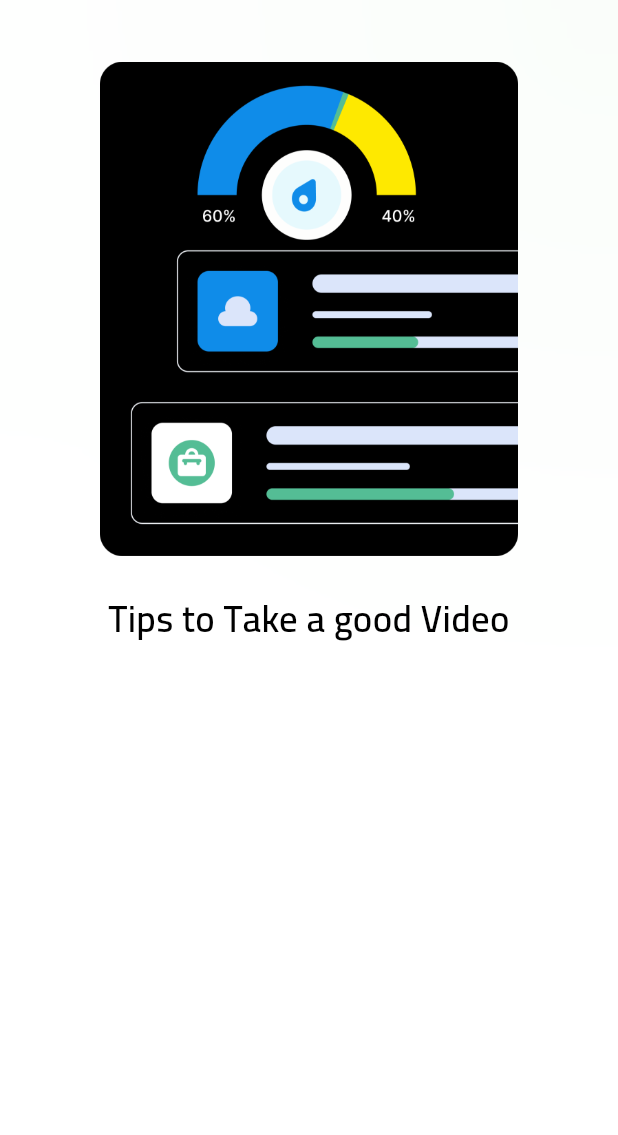
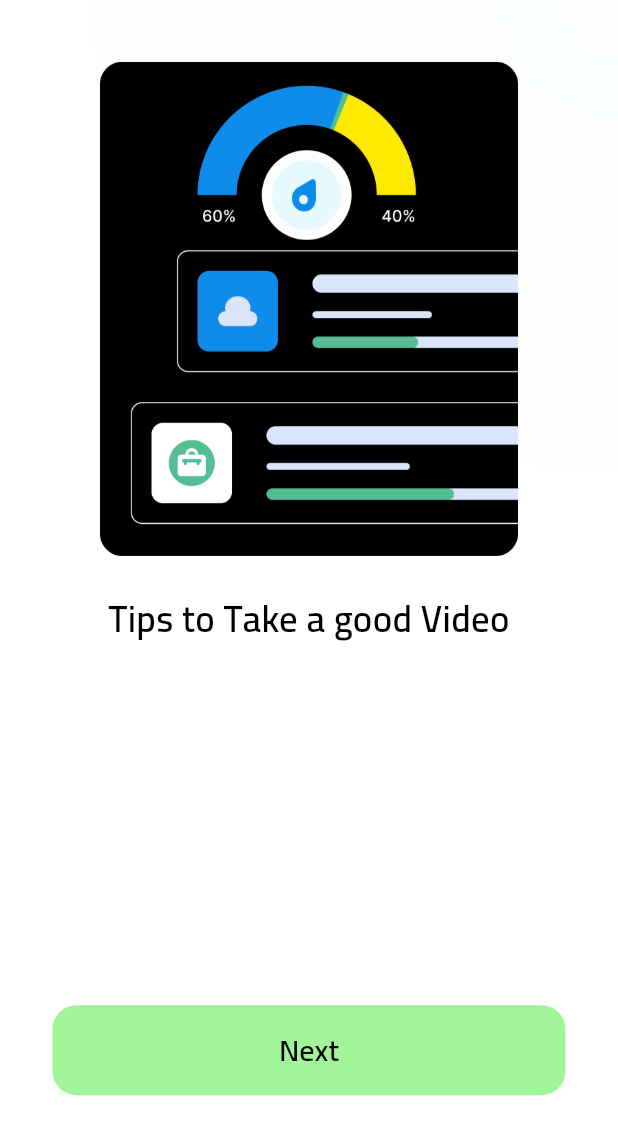
Before and after one commit to Dohaibrahim/sign_lang_app, a Flutter app: the BeforeTranslationView screen opened by its route, on a phone screen of 412 x 824 dp. Shown: the top 1135 px of the screen. Run offline on Flutter 3.47's test engine with Material 3 defaults, Android fonts, the light colour scheme and no system bars; our stand-ins replace animate_do, audioplayers, awesome_snackbar_content, bloc, cached_network_image, carousel_slider and 26 more; accounts and stored records are empty.

Commit message:
added button to the before translate screen

```diff
--- a/lib/features/translation/presentation/widgets/before_translation_view_body.dart
+++ b/lib/features/translation/presentation/widgets/before_translation_view_body.dart
@@ -1,5 +1,6 @@
 import 'package:flutter/material.dart';
 import 'package:sign_lang_app/core/theming/styles.dart';
+import 'package:sign_lang_app/core/widgets/app_text_button.dart';
 
 class BeforeTranslationViewBody extends StatelessWidget {
   const BeforeTranslationViewBody({super.key});
@@ -48,6 +49,17 @@ class BeforeTranslationViewBody extends StatelessWidget {
             BuildText(
               text: 'clear background',
             ),
+            SizedBox(
+              height: screenHeight * 0.10,
+            ),
+            AppTextButton(
+                buttonHeight: 60,
+                buttonText: 'Next',
+                textStyle: TextStyle(
+                    color: Colors.black,
+                    fontSize: 20,
+                    fontWeight: FontWeight.w600),
+                onPressed: () {})
           ],
         ),
       ),
```
